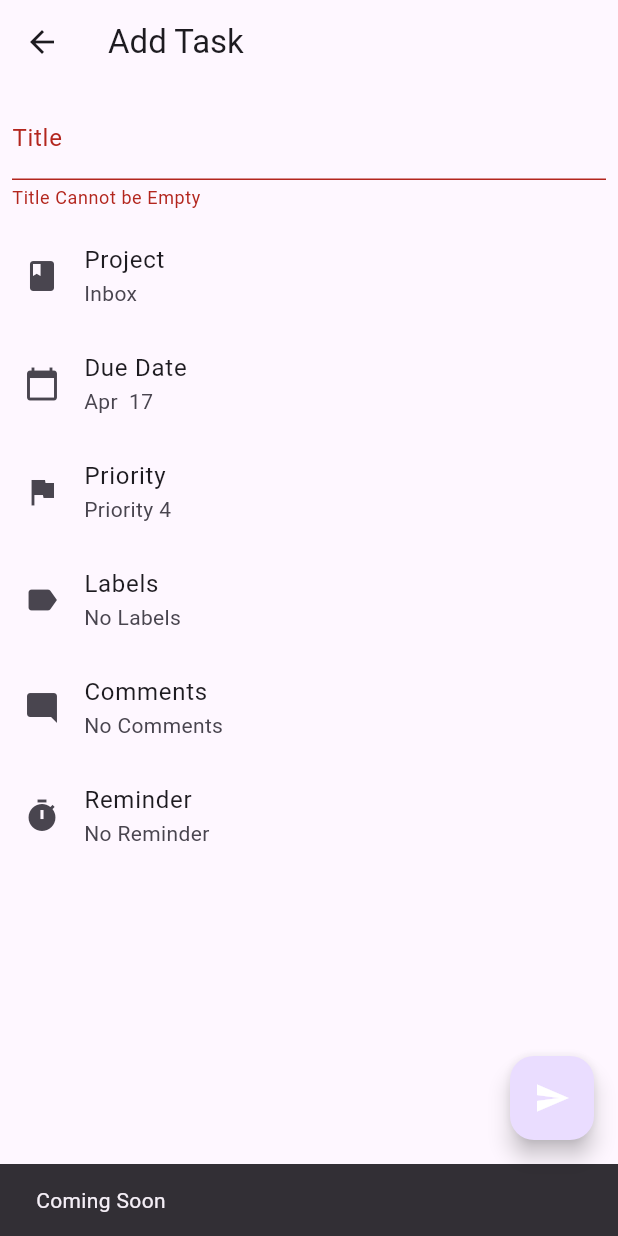
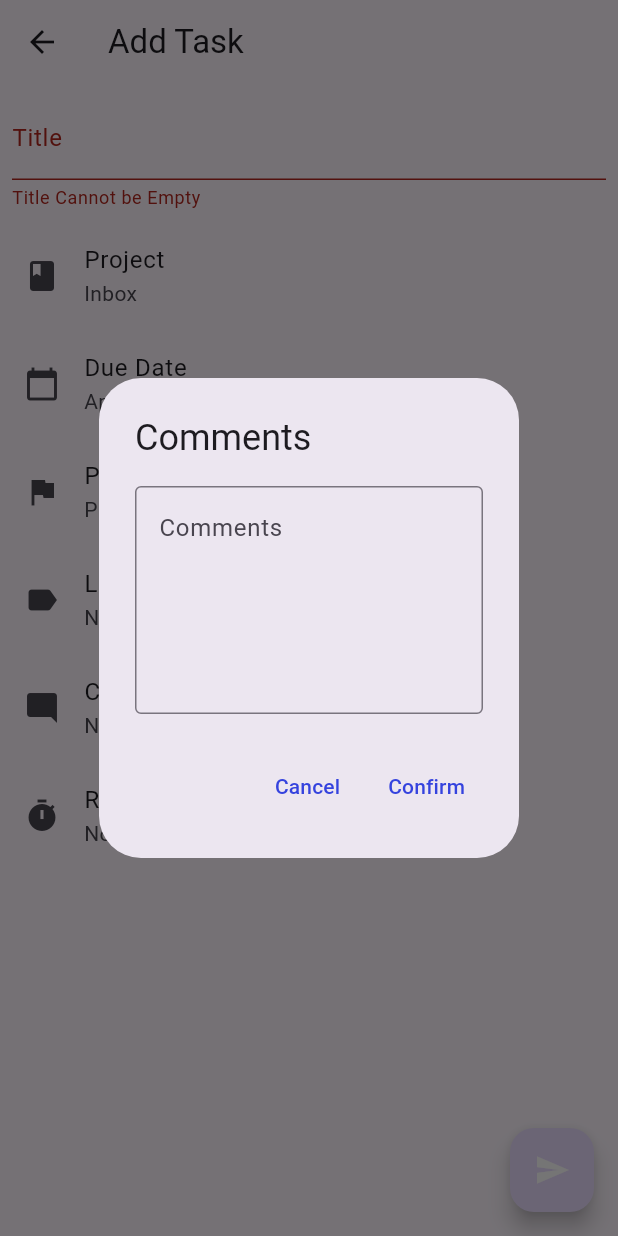
Before and after one commit to CrossEvol/what_todo, a Flutter app: the AddTaskScreen screen opened directly, after a tap on the "send" icon, after a tap on "Comments", on a phone screen of 412 x 824 dp. Run offline on Flutter 3.47's test engine with Material 3 defaults, Android fonts, the phone set to English and light mode, and no system bars; our stand-ins replace badges, bloc, device_info_plus, drift, equatable, file_picker and 8 more; missing offline and left inert: enum_to_string, window_manager; accounts and stored records are empty; generated files the repository leaves out were written again; statements that could not run were skipped.

Commit message:
task support add and edit comment  - if the comment or title contains url, it will provide the url_launcher functionality  - use LaunchMode.platformDefault  - bump version to v1.0.8

```diff
--- a/lib/pages/export/export_page.dart
+++ b/lib/pages/export/export_page.dart
@@ -57,7 +57,7 @@ class ExportView extends StatelessWidget {
           } else if (state is ExportError) {
             return Center(
               child: Text(
-                'Error: ${(state as ExportError).message}',
+                'Error: ${(state).message}',
                 style: const TextStyle(color: Colors.red),
               ),
             );
--- a/lib/pages/tasks/add_task.dart
+++ b/lib/pages/tasks/add_task.dart
@@ -5,17 +5,17 @@ import 'package:flutter_app/bloc/admin/admin_bloc.dart';
 import 'package:flutter_app/bloc/home/home_bloc.dart';
 import 'package:flutter_app/bloc/label/label_bloc.dart';
 import 'package:flutter_app/bloc/task/task_bloc.dart';
+import 'package:flutter_app/constants/color_constant.dart';
+import 'package:flutter_app/constants/keys.dart';
+import 'package:flutter_app/l10n/app_localizations.dart';
 import 'package:flutter_app/models/priority.dart';
 import 'package:flutter_app/pages/labels/label.dart';
 import 'package:flutter_app/pages/projects/project.dart';
 import 'package:flutter_app/pages/tasks/bloc/filter.dart';
 import 'package:flutter_app/utils/app_util.dart';
-import 'package:flutter_app/constants/color_constant.dart';
 import 'package:flutter_app/utils/date_util.dart';
-import 'package:flutter_app/constants/keys.dart';
 import 'package:flutter_app/utils/extension.dart';
 import 'package:flutter_bloc/flutter_bloc.dart';
-import 'package:flutter_app/l10n/app_localizations.dart';
 
 import 'models/task.dart';
 
@@ -32,6 +32,7 @@ class _AddTaskScreenState extends State<AddTaskScreen> {
   final GlobalKey<FormState> _formState = GlobalKey<FormState>();
 
   TextEditingController _titleController = TextEditingController();
+  TextEditingController _commentController = TextEditingController();
   PriorityStatus selectedPriority = PriorityStatus.PRIORITY_4;
   PriorityStatus lastPrioritySelection = PriorityStatus.PRIORITY_4;
   Project selectedProject = Project.inbox();
@@ -43,8 +44,20 @@ class _AddTaskScreenState extends State<AddTaskScreen> {
       .toList();
 
   String get labelNames => selectedLabels.isNotEmpty
-      ? (selectedLabels..sort((a, b) => a.id! - b.id!)).map((label) => label.name).join(", ")
+      ? (selectedLabels..sort((a, b) => a.id! - b.id!))
+          .map((label) => label.name)
+          .join(", ")
       : "No Labels";
+
+  String get commentPreview {
+    if (_commentController.text.isEmpty) {
+      return AppLocalizations.of(context)!.noComments;
+    }
+    if (_commentController.text.length <= 40) {
+      return _commentController.text;
+    }
+    return "${_commentController.text.substring(0, 40)}...";
+  }
 
   @override
   void initState() {
@@ -73,7 +86,9 @@ class _AddTaskScreenState extends State<AddTaskScreen> {
               child: TextFormField(
                 key: ValueKey(AddTaskKeys.ADD_TITLE),
                 validator: (value) {
-                  return value!.isEmpty ? AppLocalizations.of(context)!.titleCannotBeEmpty : null;
+                  return value!.isEmpty
+                      ? AppLocalizations.of(context)!.titleCannotBeEmpty
+                      : null;
                 },
                 controller: _titleController,
                 onSaved: (value) {},
@@ -130,10 +145,10 @@ class _AddTaskScreenState extends State<AddTaskScreen> {
           ListTile(
             leading: Icon(Icons.mode_comment),
             title: Text(AppLocalizations.of(context)!.comments),
-            subtitle: Text(AppLocalizations.of(context)!.noComments),
+            subtitle: Text(commentPreview),
             hoverColor: _grey,
             onTap: () {
-              showSnackbar(context, AppLocalizations.of(context)!.comingSoon);
+              _showCommentDialog(context);
             },
           ),
           ListTile(
@@ -158,6 +173,7 @@ class _AddTaskScreenState extends State<AddTaskScreen> {
                     title: _titleController.text,
                     projectId: selectedProject.id ?? 0,
                     priority: selectedPriority,
+                    comment: _commentController.text,
                   ),
                   labelIds: labelIds));
 
@@ -239,6 +255,40 @@ class _AddTaskScreenState extends State<AddTaskScreen> {
             },
           );
         });
+  }
+
+  Future<void> _showCommentDialog(BuildContext context) async {
+    return showDialog<void>(
+      context: context,
+      builder: (BuildContext context) {
+        return AlertDialog(
+          title: Text(AppLocalizations.of(context)!.comments),
+          content: TextField(
+            controller: _commentController,
+            maxLines: 5,
+            decoration: InputDecoration(
+              hintText: AppLocalizations.of(context)!.comments,
+              border: OutlineInputBorder(),
+            ),
+          ),
+          actions: <Widget>[
+            TextButton(
+              child: Text(AppLocalizations.of(context)!.cancel),
+              onPressed: () {
+                Navigator.of(context).pop();
+              },
+            ),
+            TextButton(
+              child: Text(AppLocalizations.of(context)!.confirm),
+              onPressed: () {
+                setState(() {});
+                Navigator.of(context).pop();
+              },
+            ),
+          ],
+        );
+      },
+    );
   }
 
   List<Widget> buildProjects(
--- a/pubspec.yaml
+++ b/pubspec.yaml
@@ -12,7 +12,7 @@ dependencies:
   # The following adds the Cupertino Icons font to your application.
   # Use with the CupertinoIcons class for iOS style icons.
   cupertino_icons: ^1.0.2
-  url_launcher: ^6.1.11
+  url_launcher: ^6.3.1
   path_provider: ^2.0.1
   rxdart: ^0.28.0
   window_manager: ^0.4.3
```
Also changed, not shown: lib/pages/tasks/edit_task.dart (+94 -5 lines), lib/utils/app_util.dart (+5 -3 lines), 1 other file.
